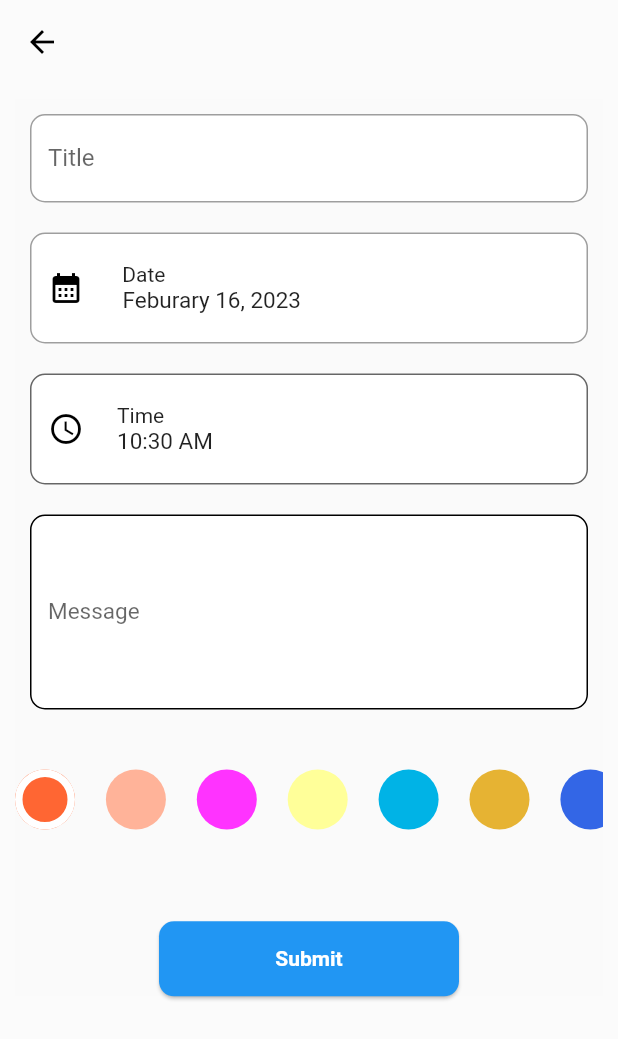
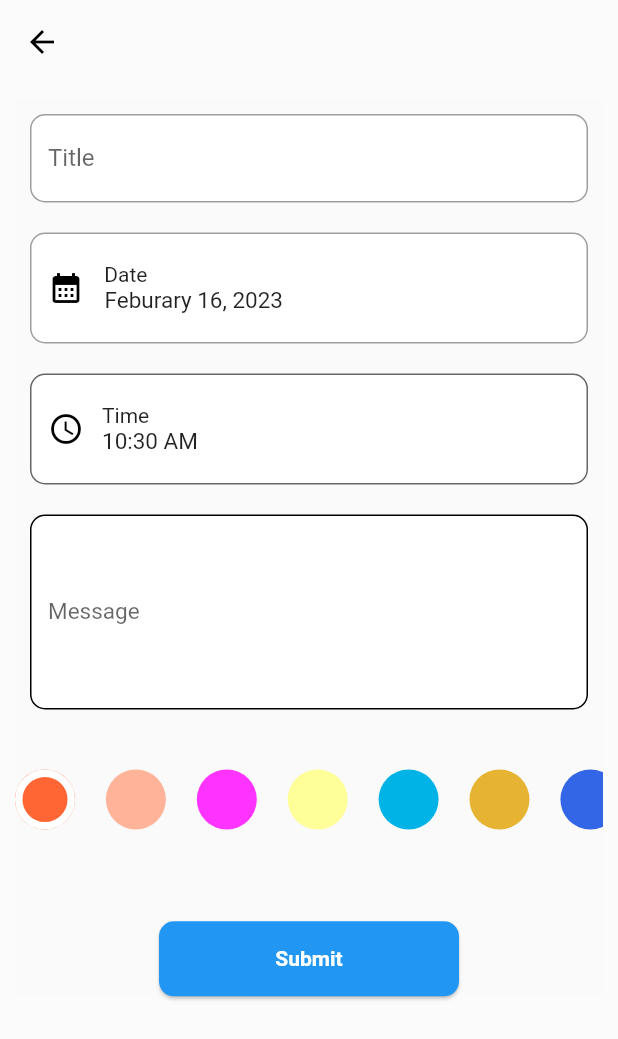
Before and after one commit to rohitjaiswal001/loginsignup, a Flutter app: the screen it shows after launch, on a phone screen of 412 x 824 dp. Shown: the top 1039 px of the screen. Run offline on Flutter 3.47's test engine with Material 2 defaults, Android fonts, the phone set to English and light mode, and no system bars; our stand-ins replace get, get_storage.

Commit message:
ui reminder

```diff
--- a/lib/view/home/remindersetting.dart
+++ b/lib/view/home/remindersetting.dart
@@ -148,27 +148,35 @@ class _ReminderSetState extends State<ReminderSet> {
                         borderSide: BorderSide(color: Colors.grey, width: 1.0),
                         borderRadius: BorderRadius.all(Radius.circular(10)),
                       ),
-                      prefixIcon: Icon(
+                    ),
+                    child: Row(
+                      children: [
+                        Container(
+                          child: Icon(
                             Icons.calendar_month,
                             color: Colors.black,
                           ),
                         ),
-                    child: Padding(
-                      padding: const EdgeInsets.symmetric(horizontal: 10),
+                        Container(
+                          padding: EdgeInsets.symmetric(horizontal: 10),
                           child: Column(
                             crossAxisAlignment: CrossAxisAlignment.start,
                             mainAxisAlignment: MainAxisAlignment.start,
                             children: [
-                          Text(" Date"),
-                          Text(
+                              Container(child: Text(" Date")),
+                              Container(
+                                child: Text(
                                   ("${getMonth}${dateOfDay.day}, ${dateOfDay.year} ")
                                       .toString(),
                                   style: TextStyle(
                                     fontSize: 15,
                                   ),
                                 ),
+                              ),
                             ],
                           ),
+                        ),
+                      ],
                     ),
                   ),
                 ),
@@ -204,8 +212,6 @@ class _ReminderSetState extends State<ReminderSet> {
                           borderRadius: BorderRadius.all(Radius.circular(10)),
                         ),
                       ),
-                      child: Padding(
-                        padding: const EdgeInsets.symmetric(horizontal: 10),
                       child: Column(
                           crossAxisAlignment: CrossAxisAlignment.start,
                           children: [
@@ -217,7 +223,6 @@ class _ReminderSetState extends State<ReminderSet> {
                               style: const TextStyle(fontSize: 15),
                             ),
                           ]),
-                      ),
                     )),
               ),
               SizedBox(
```
Lines whose indentation alone changed are shown as unchanged.
